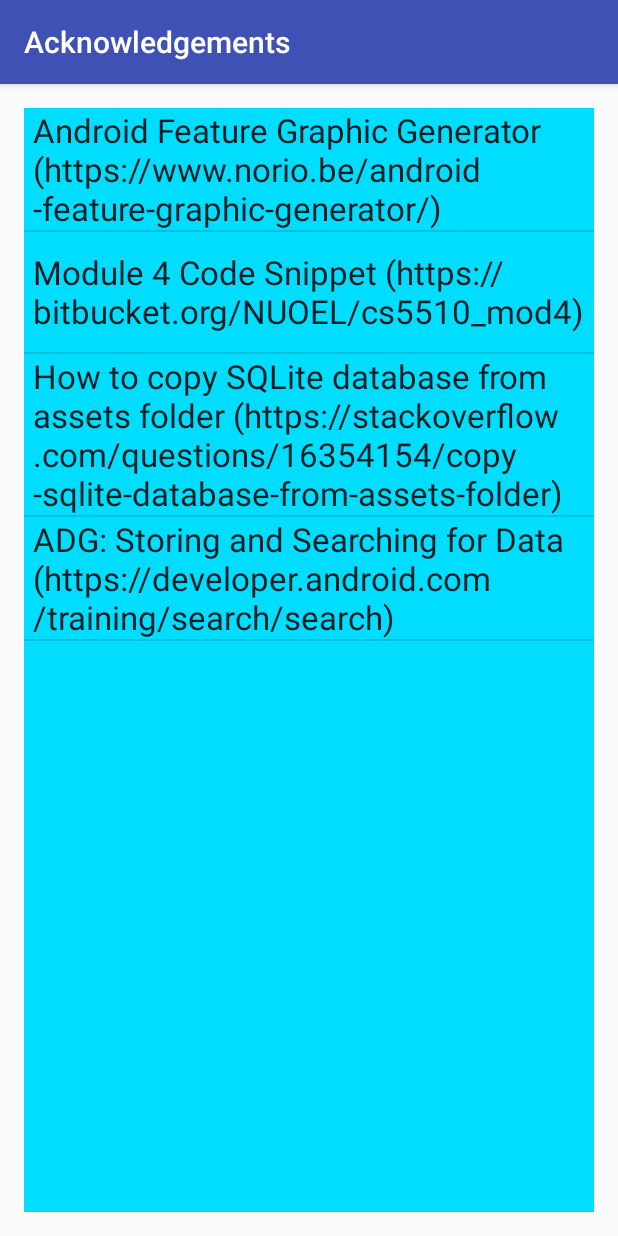
After one commit to AmyHSW/NUMAD18S-Android, an Android app: the AcknowledgementsActivity screen opened directly, with no data from a screen before it, on a phone screen of 412 x 824 dp. The commit adds this screen. Run offline under Robolectric (Android 15) with nearby library versions, the phone set to English and light mode, and no system bars.

Commit message:
hw2 - add AcknowledgementActivity

```diff
--- a/app/build.gradle
+++ b/app/build.gradle
@@ -6,8 +6,8 @@ android {
         applicationId "edu.neu.madcourse.shuwanhuang.numad18s_shuwanhuang"
         minSdkVersion 15
         targetSdkVersion 27
-        versionCode 5
-        versionName "1.5"
+        versionCode 8
+        versionName "2.3"
         testInstrumentationRunner "android.support.test.runner.AndroidJUnitRunner"
     }
     buildTypes {
--- a/app/src/main/AndroidManifest.xml
+++ b/app/src/main/AndroidManifest.xml
@@ -14,19 +14,20 @@
         <activity android:name=".MainActivity">
             <intent-filter>
                 <action android:name="android.intent.action.MAIN" />
+
                 <category android:name="android.intent.category.LAUNCHER" />
             </intent-filter>
         </activity>
         <activity
             android:name=".AboutActivity"
-            android:label="@string/about_activity_title">
+            android:label="@string/about_activity_title"></activity>
+        <activity
+            android:name=".DictionaryActivity"
+            android:label="@string/dictionary_activity_title"></activity>
+        <activity android:name=".AcknowledgementsActivity"
+            android:label="@string/acknowledgements_title">
 
         </activity>
-        <activity
-            android:name=".DictionaryActivity"
-            android:label="@string/dictionary_activity_title">
-        </activity>
-
     </application>
 
 </manifest>
--- /dev/null
+++ b/app/src/main/java/edu/neu/madcourse/shuwanhuang/numad18s_shuwanhuang/AcknowledgementsActivity.java
@@ -0,0 +1,40 @@
+package edu.neu.madcourse.shuwanhuang.numad18s_shuwanhuang;
+
+import android.support.v7.app.AppCompatActivity;
+import android.os.Bundle;
+import android.widget.ArrayAdapter;
+import android.widget.ListView;
+
+import java.util.ArrayList;
+import java.util.List;
+
+public class AcknowledgementsActivity extends AppCompatActivity {
+
+    private List<String> list;
+    private ListView listView;
+
+    @Override
+    protected void onCreate(Bundle savedInstanceState) {
+        super.onCreate(savedInstanceState);
+        setContentView(R.layout.activity_acknowledgements);
+
+        list = new ArrayList<>();
+        listView = findViewById(R.id.acknowledge);
+        initListView();
+    }
+
+    private void initListView() {
+        list.add("Android Feature Graphic Generator "
+            + "(https://www.norio.be/android-feature-graphic-generator/)");
+        list.add("Module 4 Code Snippet " + "(https://bitbucket.org/NUOEL/cs5510_mod4)");
+        list.add("How to copy SQLite database from assets folder "
+            + "(https://stackoverflow.com/questions/16354154/copy-sqlite-database-from-assets-folder)");
+        list.add("ADG: Storing and Searching for Data "
+            + "(https://developer.android.com/training/search/search)");
+        ArrayAdapter<String> adapter = new ArrayAdapter<>(
+                this,
+                R.layout.acknowledgements_list_item,
+                list);
+        listView.setAdapter(adapter);
+    }
+}
--- a/app/src/main/java/edu/neu/madcourse/shuwanhuang/numad18s_shuwanhuang/DictionaryActivity.java
+++ b/app/src/main/java/edu/neu/madcourse/shuwanhuang/numad18s_shuwanhuang/DictionaryActivity.java
@@ -1,5 +1,6 @@
 package edu.neu.madcourse.shuwanhuang.numad18s_shuwanhuang;
 
+import android.content.Intent;
 import android.media.AudioManager;
 import android.media.ToneGenerator;
 import android.support.v7.app.AppCompatActivity;
@@ -30,15 +31,16 @@ public class DictionaryActivity extends AppCompatActivity {
         super.onCreate(savedInstanceState);
         setContentView(R.layout.activity_dictionary);
 
+        beep = new ToneGenerator(AudioManager.STREAM_MUSIC, 100);
         dictionary = new DatabaseTable(this);
         wordsEntered = new LinkedList<>();
-        beep = new ToneGenerator(AudioManager.STREAM_MUSIC, 100);
         hookupButton();
         addTextChangedListener();
     }
 
     private void hookupButton() {
         inputEditText = findViewById(R.id.editText);
+        wordsEnteredListView = findViewById(R.id.words);
         Button clearButton = findViewById(R.id.clearButton);
         clearButton.setOnClickListener(new Button.OnClickListener() {
             public void onClick(View v) {
@@ -62,8 +64,6 @@ public class DictionaryActivity extends AppCompatActivity {
                 if (word.length() >= MIN_WORD_LENGTH && dictionary.containsWord(word)) {
                     beep();
                     updateWordList(word);
-//                    wordsEntered.addFirst(word);
-//                    adapter.notifyDataSetChanged();
                 } else {
                     Log.v("Not Exist", word);
                 }
@@ -81,10 +81,14 @@ public class DictionaryActivity extends AppCompatActivity {
     }
 
     private void updateWordList(String word) {
-        wordsEnteredListView = findViewById(R.id.words);
         wordsEntered.addFirst(word);
         ArrayAdapter<String> adapter = new ArrayAdapter<>(
                 DictionaryActivity.this, R.layout.word_list_item, wordsEntered);
         wordsEnteredListView.setAdapter(adapter);
     }
+
+    public void onClickAcknowledgements(View view) {
+        Intent intent = new Intent(this, AcknowledgementsActivity.class);
+        startActivity(intent);
+    }
 }
--- /dev/null
+++ b/app/src/main/res/layout/acknowledgements_list_item.xml
@@ -0,0 +1,10 @@
+<?xml version="1.0" encoding="utf-8"?>
+<TextView xmlns:android="http://schemas.android.com/apk/res/android"
+    android:id="@+id/text1"
+    android:layout_width="fill_parent"
+    android:layout_height="wrap_content"
+    android:textAppearance="?android:attr/textAppearanceLarge"
+    android:gravity="center_vertical"
+    android:paddingLeft="6dip"
+    android:minHeight="?android:attr/listPreferredItemHeightLarge"
+    />
--- /dev/null
+++ b/app/src/main/res/layout/activity_acknowledgements.xml
@@ -0,0 +1,24 @@
+<?xml version="1.0" encoding="utf-8"?>
+<android.support.constraint.ConstraintLayout xmlns:android="http://schemas.android.com/apk/res/android"
+    xmlns:app="http://schemas.android.com/apk/res-auto"
+    xmlns:tools="http://schemas.android.com/tools"
+    android:layout_width="match_parent"
+    android:layout_height="match_parent"
+    tools:context=".AcknowledgementsActivity">
+
+    <ListView
+        android:id="@+id/acknowledge"
+        android:layout_width="0dp"
+        android:layout_height="0dp"
+        android:layout_marginBottom="16dp"
+        android:layout_marginEnd="16dp"
+        android:layout_marginLeft="16dp"
+        android:layout_marginRight="16dp"
+        android:layout_marginStart="16dp"
+        android:layout_marginTop="16dp"
+        android:background="@android:color/holo_blue_bright"
+        app:layout_constraintBottom_toBottomOf="parent"
+        app:layout_constraintEnd_toEndOf="parent"
+        app:layout_constraintStart_toStartOf="parent"
+        app:layout_constraintTop_toTopOf="parent" />
+</android.support.constraint.ConstraintLayout>
--- a/app/src/main/res/layout/activity_dictionary.xml
+++ b/app/src/main/res/layout/activity_dictionary.xml
@@ -42,6 +42,7 @@
         android:layout_marginRight="16dp"
         android:layout_marginStart="16dp"
         android:layout_marginTop="16dp"
+        android:scrollbars="vertical"
         app:layout_constraintBottom_toTopOf="@+id/button4"
         app:layout_constraintEnd_toEndOf="parent"
         app:layout_constraintStart_toStartOf="parent"
@@ -56,6 +57,7 @@
         android:layout_marginLeft="16dp"
         android:layout_marginRight="16dp"
         android:layout_marginStart="16dp"
+        android:onClick="onClickAcknowledgements"
         android:text="@string/button_acknowledgements"
         app:layout_constraintBottom_toBottomOf="parent"
         app:layout_constraintEnd_toEndOf="parent"
--- a/app/src/main/res/values/strings.xml
+++ b/app/src/main/res/values/strings.xml
@@ -12,5 +12,6 @@
     <string name="error">This is an example error in test mode</string>
     <string name="dictionary_activity_title">Test Dictionary</string>
     <string name="about_activity_title">About</string>
+    <string name="acknowledgements_title">Acknowledgements</string>
     <string name="button_clear">Clear</string>
 </resources>
```
